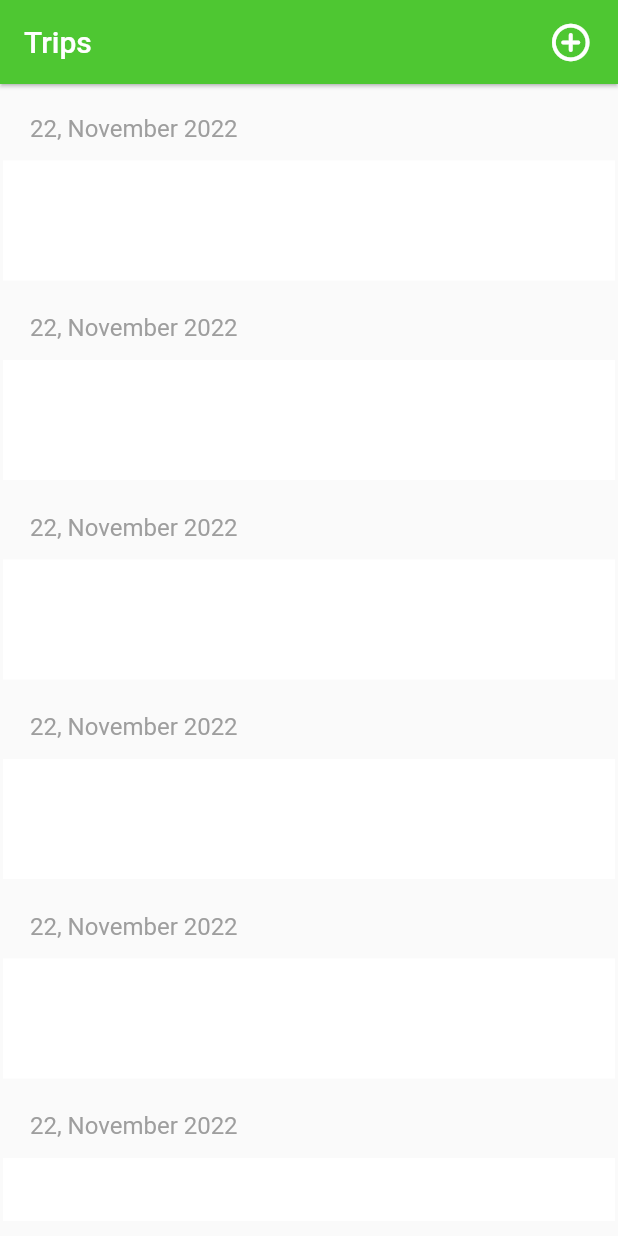
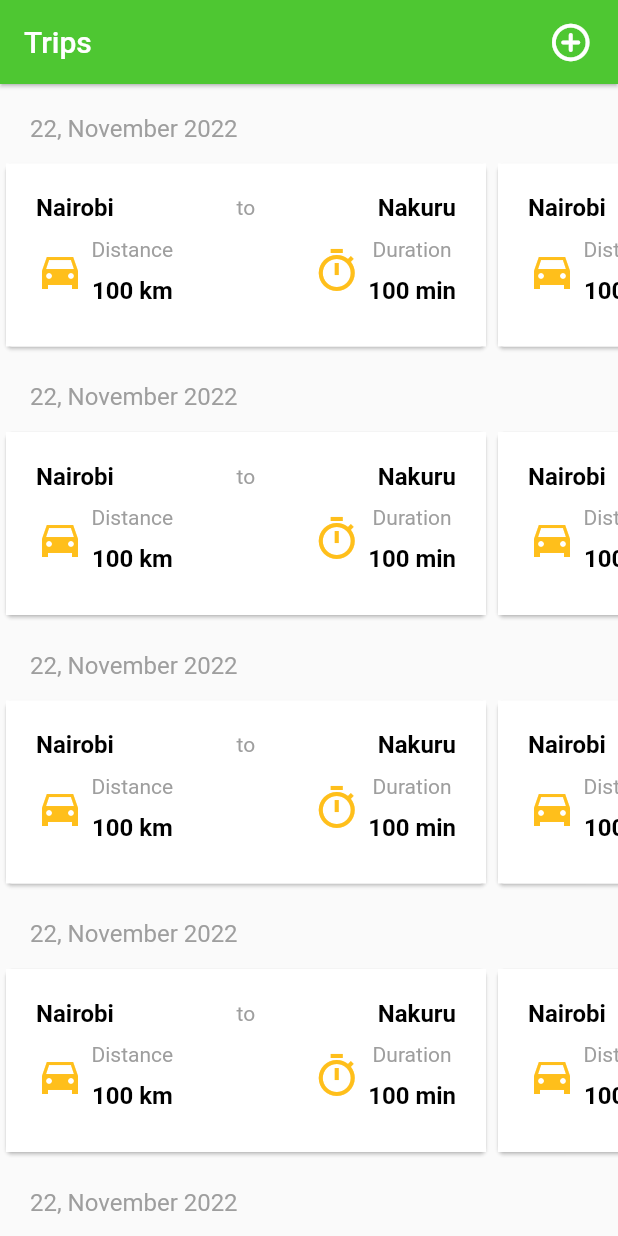
Before and after one commit to iZeroKim/Uado, a Flutter app: the screen it shows after launch, on a phone screen of 412 x 824 dp. Run offline on Flutter 3.47's test engine with Material 2 defaults, Android fonts, the phone set to English and light mode, and no system bars; our stand-ins replace flutter_datetime_picker, getwidget, image_picker.

Commit message:
Create individual day trips list view

```diff
--- a/lib/screens/trips.dart
+++ b/lib/screens/trips.dart
@@ -35,32 +35,89 @@ class _TripsState extends State<Trips> {
               children: [
                 Expanded(
                   child: ListView.builder(
-
                       scrollDirection: Axis.vertical,
                       itemCount: 10,
                       itemBuilder: (context,index){
 
-                        return Padding(
-                          padding: const EdgeInsets.all(0.0),
+                        return Column(
+                          crossAxisAlignment: CrossAxisAlignment.start,
+                          children: [
+                            const Padding(
+                              padding: EdgeInsets.only(left: 20.0, top: 20.0, right: 10.0, bottom: 10.0),
+                              child: Text("22, November 2022",style: TextStyle(color: Colors.grey, fontSize: 16) ,textAlign: TextAlign.left,),
+                            ),
+                            Container(
+                              height: 130,
+                              width: double.infinity,
+                              child: ListView.builder(
+                                  scrollDirection: Axis.horizontal,
+                                  itemCount: 10,
+                                  shrinkWrap: true,
+                                  itemBuilder: (context,index){
+
+                                    return Card(
                                       child: Container(
+                                        width: 320,
+                                        color: Colors.white,
+                                        child: Padding(
+                                          padding: const EdgeInsets.symmetric(vertical: 20.0, horizontal: 20.0),
                                           child: Column(
                                             crossAxisAlignment: CrossAxisAlignment.start,
                                             children: [
-                                Padding(
-                                  padding: const EdgeInsets.only(left: 20.0, top: 20.0, right: 10.0, bottom: 10.0),
-                                  child: Text("22, November 2022",style: TextStyle(color: Colors.grey, fontSize: 16) ,textAlign: TextAlign.left,),
+                                              Row(
+                                                mainAxisAlignment: MainAxisAlignment.spaceBetween,
+                                                children: const [
+                                                  Text("Nairobi",style: TextStyle(color: Colors.black,fontWeight: FontWeight.bold ,fontSize: 16) ,),
+                                                  SizedBox(width:10.0),
+                                                  Text("to",style: TextStyle(color: Colors.grey, ) ,),
+                                                  SizedBox(width:10.0),
+                                                  Text("Nakuru",style: TextStyle(color: Colors.black, fontWeight: FontWeight.bold ,fontSize: 16) ,)
+                                                ],
                                               ),
-                                Padding(
-                                  padding: const EdgeInsets.all(2.0),
-                                  child: Container(
-                                    width: double.infinity - 50,
-                                    height: 80,
-                                    color: Colors.white,
-                                  ),
+                                              SizedBox(height: 10.0),
+                                              Row(
+                                                mainAxisAlignment: MainAxisAlignment.spaceBetween,
+                                                children: [
+                                                  Row(
+                                                    children: [
+                                                      Icon(Icons.directions_car_sharp, size: 32, color: Color.fromRGBO(255,191,27,1),),
+                                                      SizedBox(width: 5.0),
+                                                      Column(
+                                                        mainAxisAlignment: MainAxisAlignment.end,
+                                                        children: [
+                                                          Text("Distance", style: TextStyle(color:Colors.grey),),
+                                                          SizedBox(height: 10.0),
+                                                          Text("100 km", style: TextStyle(color: Colors.black, fontSize: 16, fontWeight: FontWeight.bold),)
+                                                        ],
                                                       ),
                                                     ],
                                                   ),
+                                                  Row(
+                                                    children: [
+                                                      Icon(Icons.timer_outlined, size: 32, color: Color.fromRGBO(255,191,27,1),),
+                                                      SizedBox(width: 5.0),
+                                                      Column(
+                                                        mainAxisAlignment: MainAxisAlignment.end,
+                                                        children: [
+                                                          Text("Duration", style: TextStyle(color:Colors.grey),),
+                                                          SizedBox(height: 10.0),
+                                                          Text("100 min", style: TextStyle(color: Colors.black, fontSize: 16, fontWeight: FontWeight.bold),)
+                                                        ],
                                                       ),
+                                                    ],
+                                                  ),
+                                                  ],
+
+                                              )
+
+                                            ],
+                                          ),
+                                        ),
+                                      ),
+                                    );
+                                  }),
+                            ),
+                          ],
                         );
                       }),
                 ),
```
Lines whose indentation alone changed are shown as unchanged.
